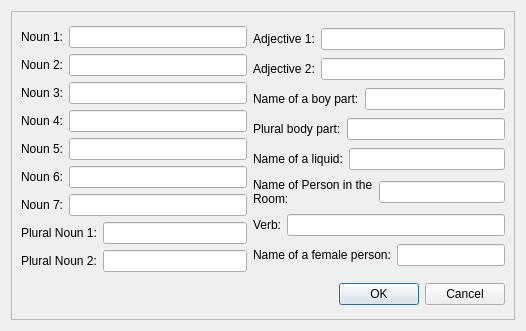
Qt form mad_libs_ui/wordinput.ui (jacquelinennguyen/pic10c_final_project) before a commit.
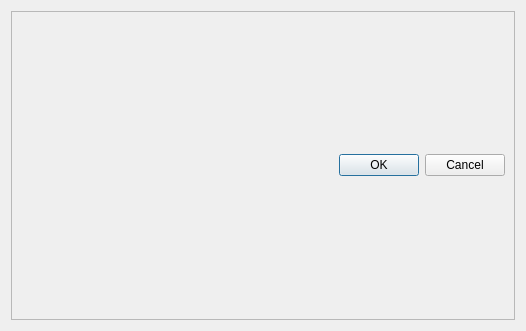
The same form after that commit.

Commit message: Scratched multiple form layout. Using QStackedObject instead.

The edit to the form file:
```diff
--- a/mad_libs_ui/wordinput.ui
+++ b/mad_libs_ui/wordinput.ui
@@ -24,264 +24,11 @@
        <rect>
         <x>0</x>
         <y>0</y>
-        <width>492</width>
-        <height>314</height>
+        <width>506</width>
+        <height>311</height>
        </rect>
       </property>
       <layout class="QVBoxLayout" name="verticalLayout_3">
-       <item>
-        <layout class="QHBoxLayout" name="horizontalLayout_18">
-         <item>
-          <layout class="QVBoxLayout" name="verticalLayout">
-           <item>
-            <layout class="QHBoxLayout" name="horizontalLayout_7">
-             <item>
-              <widget class="QLabel" name="label_7">
-               <property name="text">
-                <string>Noun 1:</string>
-               </property>
-              </widget>
-             </item>
-             <item>
-              <widget class="QLineEdit" name="lineEdit"/>
-             </item>
-            </layout>
-           </item>
-           <item>
-            <layout class="QHBoxLayout" name="horizontalLayout_6">
-             <item>
-              <widget class="QLabel" name="label_6">
-               <property name="text">
-                <string>Noun 2:</string>
-               </property>
-              </widget>
-             </item>
-             <item>
-              <widget class="QLineEdit" name="lineEdit_2"/>
-             </item>
-            </layout>
-           </item>
-           <item>
-            <layout class="QHBoxLayout" name="horizontalLayout_5">
-             <item>
-              <widget class="QLabel" name="label_5">
-               <property name="text">
-                <string>Noun 3:</string>
-               </property>
-              </widget>
-             </item>
-             <item>
-              <widget class="QLineEdit" name="lineEdit_3"/>
-             </item>
-            </layout>
-           </item>
-           <item>
-            <layout class="QHBoxLayout" name="horizontalLayout">
-             <item>
-              <widget class="QLabel" name="label">
-               <property name="text">
-                <string>Noun 4:</string>
-               </property>
-              </widget>
-             </item>
-             <item>
-              <widget class="QLineEdit" name="lineEdit_4"/>
-             </item>
-            </layout>
-           </item>
-           <item>
-            <layout class="QHBoxLayout" name="horizontalLayout_3">
-             <item>
-              <widget class="QLabel" name="label_3">
-               <property name="text">
-                <string>Noun 5:</string>
-               </property>
-              </widget>
-             </item>
-             <item>
-              <widget class="QLineEdit" name="lineEdit_5"/>
-             </item>
-            </layout>
-           </item>
-           <item>
-            <layout class="QHBoxLayout" name="horizontalLayout_4">
-             <item>
-              <widget class="QLabel" name="label_4">
-               <property name="text">
-                <string>Noun 6:</string>
-               </property>
-              </widget>
-             </item>
-             <item>
-              <widget class="QLineEdit" name="lineEdit_6"/>
-             </item>
-            </layout>
-           </item>
-           <item>
-            <layout class="QHBoxLayout" name="horizontalLayout_2">
-             <item>
-              <widget class="QLabel" name="label_2">
-               <property name="text">
-                <string>Noun 7:</string>
-               </property>
-              </widget>
-             </item>
-             <item>
-              <widget class="QLineEdit" name="lineEdit_7"/>
-             </item>
-            </layout>
-           </item>
-           <item>
-            <layout class="QHBoxLayout" name="horizontalLayout_9">
-             <item>
-              <widget class="QLabel" name="label_14">
-               <property name="text">
-                <string>Plural Noun 1:</string>
-               </property>
-              </widget>
-             </item>
-             <item>
-              <widget class="QLineEdit" name="lineEdit_8"/>
-             </item>
-            </layout>
-           </item>
-           <item>
-            <layout class="QHBoxLayout" name="horizontalLayout_10">
-             <item>
-              <widget class="QLabel" name="label_15">
-               <property name="text">
-                <string>Plural Noun 2:</string>
-               </property>
-              </widget>
-             </item>
-             <item>
-              <widget class="QLineEdit" name="lineEdit_9"/>
-             </item>
-            </layout>
-           </item>
-          </layout>
-         </item>
-         <item>
-          <layout class="QVBoxLayout" name="verticalLayout_2">
-           <item>
-            <layout class="QHBoxLayout" name="horizontalLayout_15">
-             <item>
-              <widget class="QLabel" name="label_11">
-               <property name="text">
-                <string>Adjective 1:</string>
-               </property>
-              </widget>
-             </item>
-             <item>
-              <widget class="QLineEdit" name="lineEdit_10"/>
-             </item>
-            </layout>
-           </item>
-           <item>
-            <layout class="QHBoxLayout" name="horizontalLayout_16">
-             <item>
-              <widget class="QLabel" name="label_12">
-               <property name="text">
-                <string>Adjective 2:</string>
-               </property>
-              </widget>
-             </item>
-             <item>
-              <widget class="QLineEdit" name="lineEdit_11"/>
-             </item>
-            </layout>
-           </item>
-           <item>
-            <layout class="QHBoxLayout" name="horizontalLayout_14">
-             <item>
-              <widget class="QLabel" name="label_10">
-               <property name="text">
-                <string>Name of a boy part:</string>
-               </property>
-              </widget>
-             </item>
-             <item>
-              <widget class="QLineEdit" name="lineEdit_12"/>
-             </item>
-            </layout>
-           </item>
-           <item>
-            <layout class="QHBoxLayout" name="horizontalLayout_13">
-             <item>
-              <widget class="QLabel" name="label_17">
-               <property name="text">
-                <string>Plural body part:</string>
-               </property>
-              </widget>
-             </item>
-             <item>
-              <widget class="QLineEdit" name="lineEdit_13"/>
-             </item>
-            </layout>
-           </item>
-           <item>
-            <layout class="QHBoxLayout" name="horizontalLayout_11">
-             <item>
-              <widget class="QLabel" name="label_16">
-               <property name="text">
-                <string>Name of a liquid:</string>
-               </property>
-              </widget>
-             </item>
-             <item>
-              <widget class="QLineEdit" name="lineEdit_14"/>
-             </item>
-            </layout>
-           </item>
-           <item>
-            <layout class="QHBoxLayout" name="horizontalLayout_8">
-             <item>
-              <widget class="QLabel" name="label_8">
-               <property name="text">
-                <string>Name of Person in the Room:</string>
-               </property>
-               <property name="wordWrap">
-                <bool>true</bool>
-               </property>
-              </widget>
-             </item>
-             <item>
-              <widget class="QLineEdit" name="lineEdit_15"/>
-             </item>
-            </layout>
-           </item>
-           <item>
-            <layout class="QHBoxLayout" name="horizontalLayout_12">
-             <item>
-              <widget class="QLabel" name="label_9">
-               <property name="text">
-                <string>Verb:</string>
-               </property>
-              </widget>
-             </item>
-             <item>
-              <widget class="QLineEdit" name="lineEdit_16"/>
-             </item>
-            </layout>
-           </item>
-           <item>
-            <layout class="QHBoxLayout" name="horizontalLayout_17">
-             <item>
-              <widget class="QLabel" name="label_13">
-               <property name="text">
-                <string>Name of a female person:</string>
-               </property>
-              </widget>
-             </item>
-             <item>
-              <widget class="QLineEdit" name="lineEdit_17"/>
-             </item>
-            </layout>
-           </item>
-          </layout>
-         </item>
-        </layout>
-       </item>
        <item>
         <widget class="QDialogButtonBox" name="buttonBox">
          <property name="orientation">
```
The commit also changes 2 other files.
